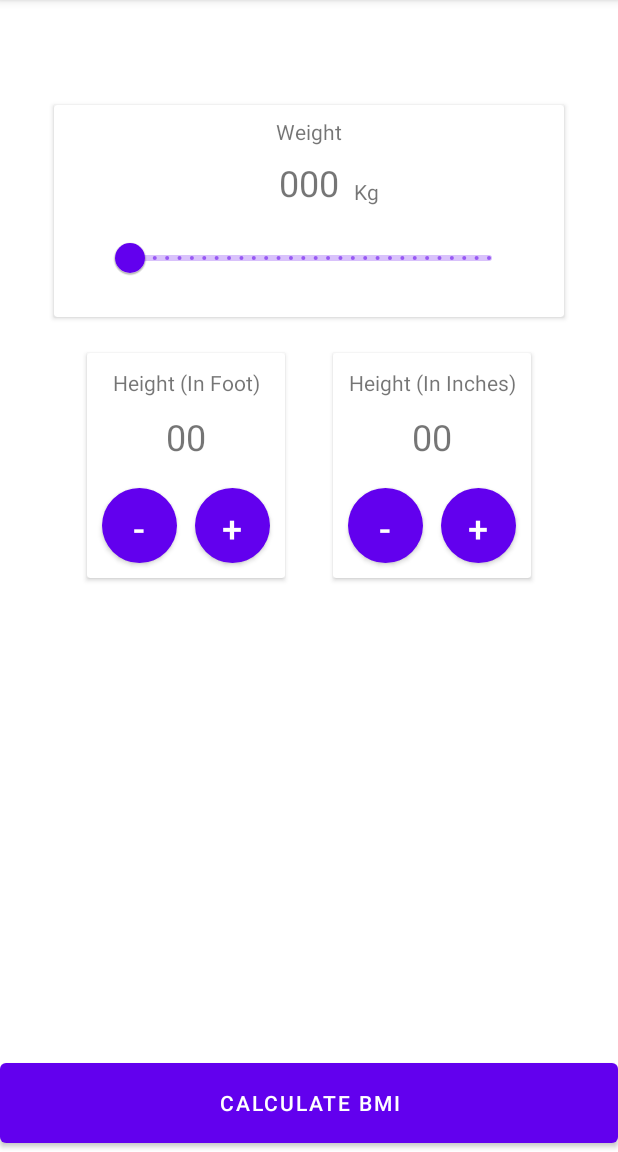
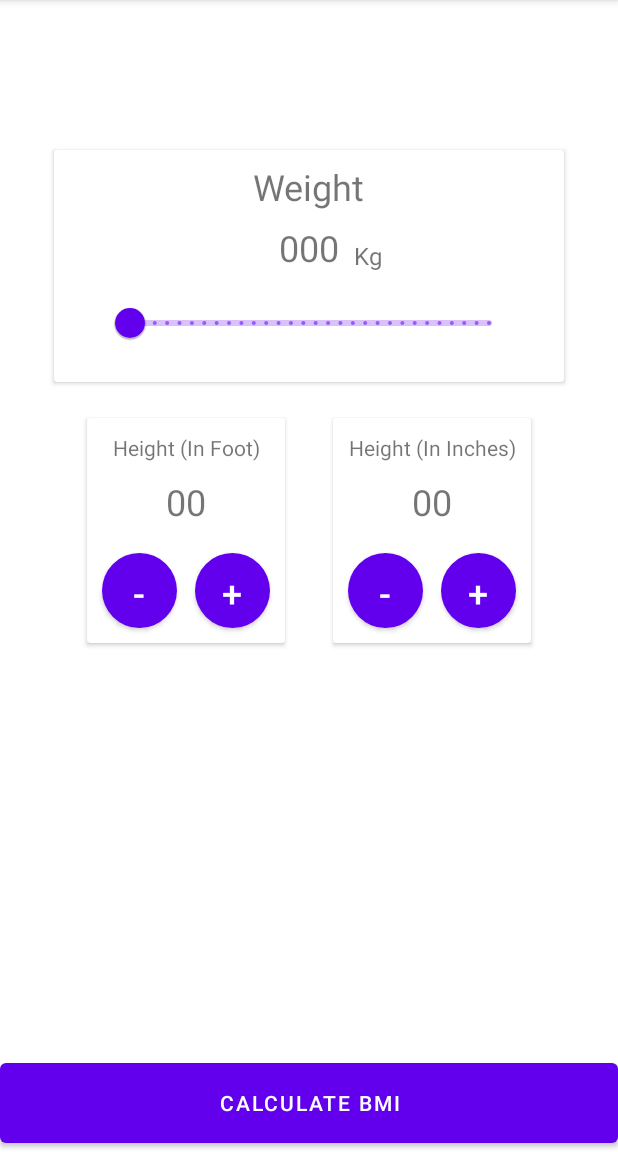
Before and after one commit to Vishnuanand77/BMI_Calculator, an Android app: the screen it shows after launch (MainActivity), on a phone screen of 412 x 824 dp, the part 84-1236 px from its top. Run offline under Robolectric (Android 15) with nearby library versions, the phone set to English and light mode, and no system bars.

```diff
--- a/app/src/main/AndroidManifest.xml
+++ b/app/src/main/AndroidManifest.xml
@@ -9,6 +9,7 @@
         android:roundIcon="@mipmap/ic_launcher_round"
         android:supportsRtl="true"
         android:theme="@style/Theme.BMICalculator">
+        <activity android:name=".ResultsPage"></activity>
         <activity android:name=".MainActivity">
             <intent-filter>
                 <action android:name="android.intent.action.MAIN" />
--- a/app/src/main/res/layout/activity_main.xml
+++ b/app/src/main/res/layout/activity_main.xml
@@ -10,7 +10,7 @@
         android:id="@+id/WeightCard"
         android:layout_width="340dp"
         android:layout_height="wrap_content"
-        android:layout_marginTop="70dp"
+        android:layout_marginTop="100dp"
         app:layout_constraintEnd_toEndOf="parent"
         app:layout_constraintStart_toStartOf="parent"
         app:layout_constraintTop_toTopOf="parent">
@@ -25,6 +25,7 @@
                 android:layout_height="wrap_content"
                 android:layout_marginTop="8dp"
                 android:text="Weight"
+                android:textSize="24sp"
                 app:layout_constraintEnd_toEndOf="parent"
                 app:layout_constraintStart_toStartOf="parent"
                 app:layout_constraintTop_toTopOf="parent" />
@@ -60,10 +61,11 @@
                 android:id="@+id/textView8"
                 android:layout_width="wrap_content"
                 android:layout_height="wrap_content"
-                android:layout_marginTop="48dp"
+                android:layout_marginBottom="10dp"
                 android:text="Kg"
-                app:layout_constraintStart_toEndOf="@+id/WeightDisplay"
-                app:layout_constraintTop_toTopOf="parent" />
+                android:textSize="16sp"
+                app:layout_constraintBottom_toTopOf="@+id/WeightSlider"
+                app:layout_constraintStart_toEndOf="@+id/WeightDisplay" />
         </androidx.constraintlayout.widget.ConstraintLayout>
 
     </androidx.cardview.widget.CardView>
```
Also changed, not shown: app/src/main/java/com/example/bmicalculator/MainActivity.java (+8 -2 lines), app/src/main/java/com/example/bmicalculator/ResultsPage.java (added, +14 -0 lines), app/src/main/res/layout/activity_results_page.xml (added, +9 -0 lines), app/src/main/res/values/strings.xml (line endings or trailing spaces).
